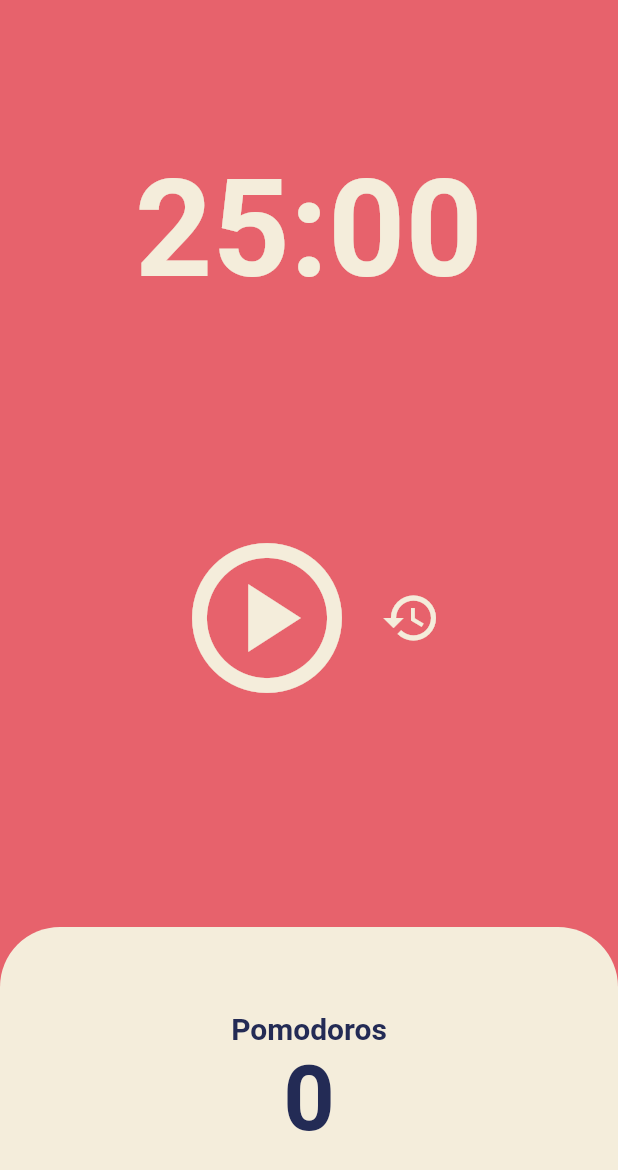
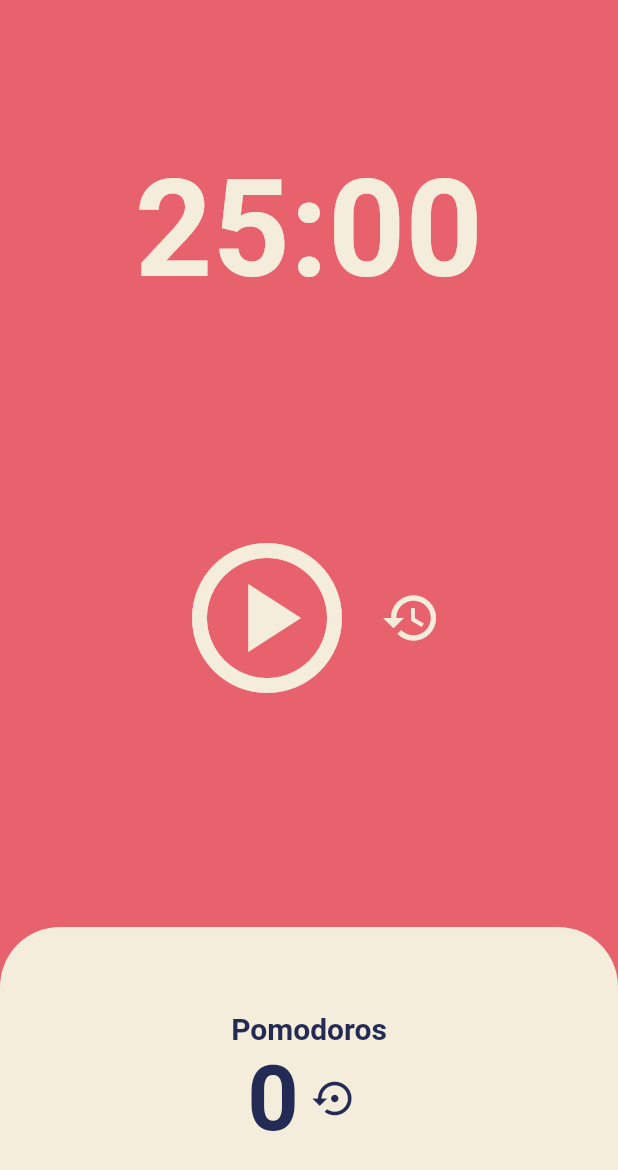
Before and after one commit to kimgeuntae/pomodoro, a Flutter app: the screen it shows after launch, after a tap on the "restore" icon, on a phone screen of 412 x 824 dp. Shown: the top 1170 px of the screen. Run offline on Flutter 3.47's test engine with Material 2 defaults, Android fonts, the phone set to English and light mode, and no system bars.

Commit message:
Add: 포모도로 리셋 버튼

```diff
--- a/lib/screens/home_screen.dart
+++ b/lib/screens/home_screen.dart
@@ -49,9 +49,15 @@ class _HomeScreenState extends State<HomeScreen> {
     });
   }
 
-  void onResetPressed() {
+  void onResetTimePressed() {
     setState(() {
       totalSeconds = twentyFiveMinutes;
+    });
+  }
+
+  void onResetPomodorosPressed() {
+    setState(() {
+      totalPomodoros = 0;
     });
   }
 
@@ -99,7 +105,7 @@ class _HomeScreenState extends State<HomeScreen> {
                   IconButton(
                     iconSize: 40,
                     color: Theme.of(context).cardColor,
-                    onPressed: onResetPressed,
+                    onPressed: onResetTimePressed,
                     icon: const Icon(Icons.restore_outlined),
                   ),
                 ],
@@ -131,13 +137,33 @@ class _HomeScreenState extends State<HomeScreen> {
                             color: Theme.of(context).textTheme.headline1!.color,
                           ),
                         ),
+                        Row(
+                          mainAxisAlignment: MainAxisAlignment.center,
+                          children: [
                             Text(
                               '$totalPomodoros',
                               style: TextStyle(
                                 fontSize: 60,
                                 fontWeight: FontWeight.w600,
-                            color: Theme.of(context).textTheme.headline1!.color,
+                                color: Theme.of(context)
+                                    .textTheme
+                                    .headline1!
+                                    .color,
                               ),
+                            ),
+                            IconButton(
+                              iconSize: 30,
+                              color: Theme.of(context).cardColor,
+                              onPressed: onResetPomodorosPressed,
+                              icon: Icon(
+                                Icons.settings_backup_restore_outlined,
+                                color: Theme.of(context)
+                                    .textTheme
+                                    .headline1!
+                                    .color,
+                              ),
+                            ),
+                          ],
                         ),
                       ],
                     ),
```
Lines whose indentation alone changed are shown as unchanged.
